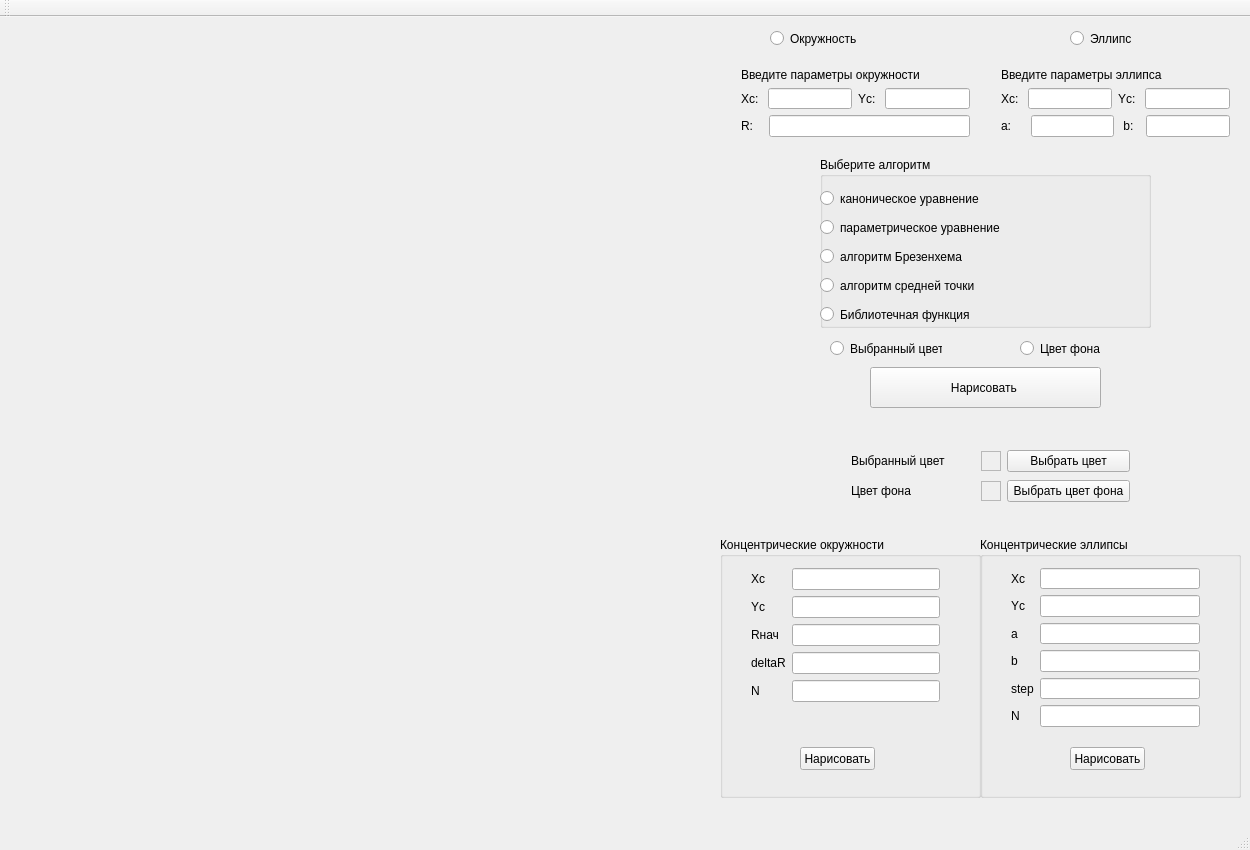
Above: grafics/graf4/mainwindow.ui from ansushina/sem4 before the change. Below: the same form after it.
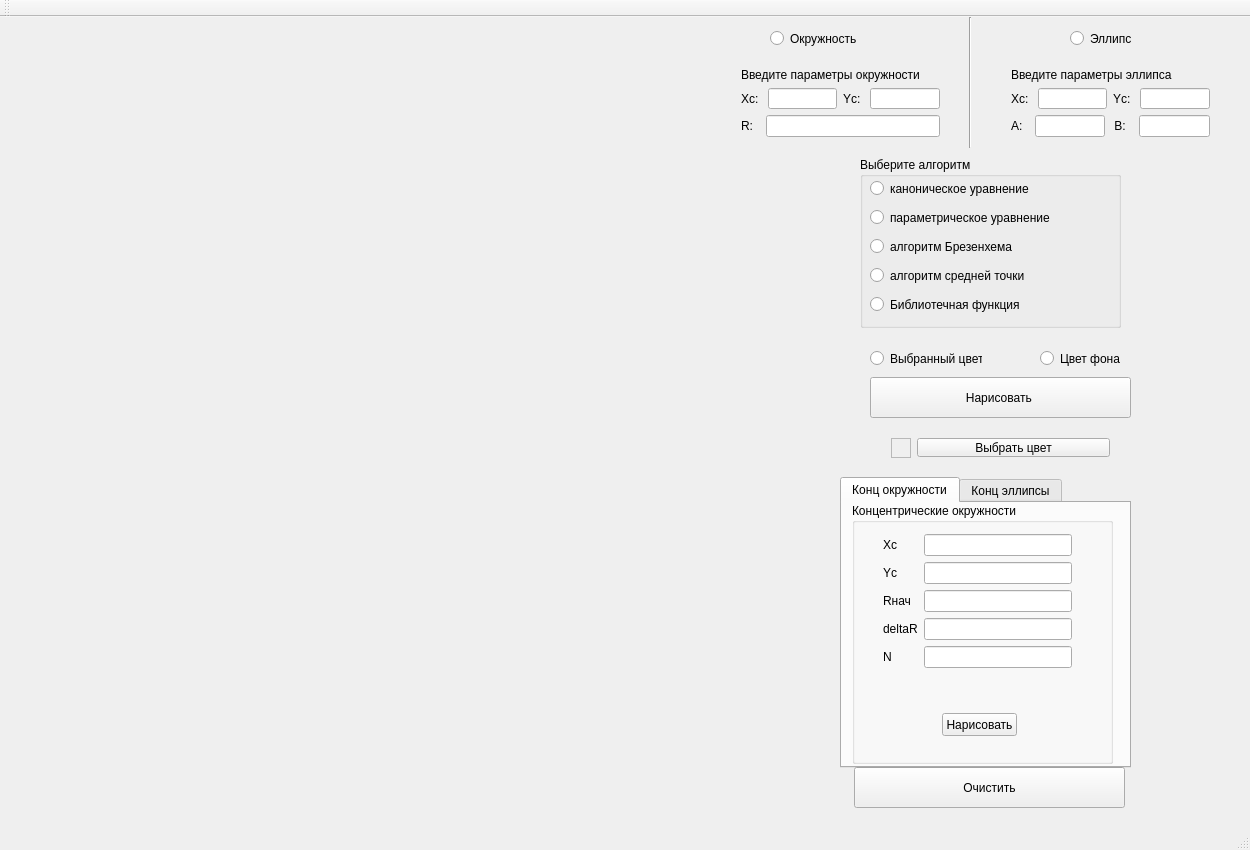
That is the form after the change. The open tabs and pages were chosen to show the change.

What changed in the file:
```diff
--- a/grafics/graf4/mainwindow.ui
+++ b/grafics/graf4/mainwindow.ui
@@ -19,7 +19,7 @@
      <rect>
       <x>730</x>
       <y>40</y>
-      <width>251</width>
+      <width>221</width>
       <height>91</height>
      </rect>
     </property>
@@ -60,7 +60,7 @@
        <item>
         <widget class="QLabel" name="label_4">
          <property name="text">
-          <string>R:   </string>
+          <string>R:  </string>
          </property>
         </widget>
        </item>
@@ -75,8 +75,8 @@
     <property name="geometry">
      <rect>
       <x>870</x>
-      <y>350</y>
-      <width>231</width>
+      <y>360</y>
+      <width>261</width>
       <height>41</height>
      </rect>
     </property>
@@ -87,9 +87,9 @@
    <widget class="QWidget" name="verticalLayoutWidget_2">
     <property name="geometry">
      <rect>
-      <x>990</x>
+      <x>1000</x>
       <y>40</y>
-      <width>251</width>
+      <width>221</width>
       <height>91</height>
      </rect>
     </property>
@@ -130,7 +130,7 @@
        <item>
         <widget class="QLabel" name="label_10">
          <property name="text">
-          <string>a:    </string>
+          <string>А:  </string>
          </property>
         </widget>
        </item>
@@ -140,7 +140,7 @@
        <item>
         <widget class="QLabel" name="label_11">
          <property name="text">
-          <string> b:  </string>
+          <string> B:  </string>
          </property>
         </widget>
        </item>
@@ -183,197 +183,11 @@
      <string notr="true">buttonGroup</string>
     </attribute>
    </widget>
-   <widget class="QGroupBox" name="groupBox">
-    <property name="geometry">
-     <rect>
-      <x>720</x>
-      <y>520</y>
-      <width>261</width>
-      <height>261</height>
-     </rect>
-    </property>
-    <property name="title">
-     <string>Концентрические окружности</string>
-    </property>
-    <widget class="QPushButton" name="pushButton">
-     <property name="geometry">
-      <rect>
-       <x>80</x>
-       <y>210</y>
-       <width>75</width>
-       <height>23</height>
-      </rect>
-     </property>
-     <property name="text">
-      <string>Нарисовать</string>
-     </property>
-    </widget>
-    <widget class="QWidget" name="formLayoutWidget">
-     <property name="geometry">
-      <rect>
-       <x>20</x>
-       <y>20</y>
-       <width>211</width>
-       <height>181</height>
-      </rect>
-     </property>
-     <layout class="QFormLayout" name="formLayout">
-      <item row="0" column="0">
-       <widget class="QLabel" name="label_6">
-        <property name="text">
-         <string>Xc</string>
-        </property>
-       </widget>
-      </item>
-      <item row="0" column="1">
-       <widget class="QLineEdit" name="xc_s"/>
-      </item>
-      <item row="1" column="1">
-       <widget class="QLineEdit" name="yc_s"/>
-      </item>
-      <item row="1" column="0">
-       <widget class="QLabel" name="label_12">
-        <property name="text">
-         <string>Yc</string>
-        </property>
-       </widget>
-      </item>
-      <item row="2" column="1">
-       <widget class="QLineEdit" name="rn_s"/>
-      </item>
-      <item row="2" column="0">
-       <widget class="QLabel" name="label_13">
-        <property name="text">
-         <string>Rнач</string>
-        </property>
-       </widget>
-      </item>
-      <item row="3" column="1">
-       <widget class="QLineEdit" name="dr_s"/>
-      </item>
-      <item row="3" column="0">
-       <widget class="QLabel" name="label_14">
-        <property name="text">
-         <string>deltaR</string>
-        </property>
-       </widget>
-      </item>
-      <item row="4" column="1">
-       <widget class="QLineEdit" name="n_s"/>
-      </item>
-      <item row="4" column="0">
-       <widget class="QLabel" name="label_15">
-        <property name="text">
-         <string>N</string>
-        </property>
-       </widget>
-      </item>
-     </layout>
-    </widget>
-   </widget>
-   <widget class="QGroupBox" name="groupBox_2">
-    <property name="geometry">
-     <rect>
-      <x>980</x>
-      <y>520</y>
-      <width>261</width>
-      <height>261</height>
-     </rect>
-    </property>
-    <property name="title">
-     <string>Концентрические эллипсы</string>
-    </property>
-    <widget class="QPushButton" name="pushButton_2">
-     <property name="geometry">
-      <rect>
-       <x>90</x>
-       <y>210</y>
-       <width>75</width>
-       <height>23</height>
-      </rect>
-     </property>
-     <property name="text">
-      <string>Нарисовать</string>
-     </property>
-    </widget>
-    <widget class="QWidget" name="formLayoutWidget_2">
-     <property name="geometry">
-      <rect>
-       <x>20</x>
-       <y>20</y>
-       <width>211</width>
-       <height>181</height>
-      </rect>
-     </property>
-     <layout class="QFormLayout" name="formLayout_2">
-      <item row="1" column="1">
-       <widget class="QLineEdit" name="xe_s"/>
-      </item>
-      <item row="3" column="1">
-       <widget class="QLineEdit" name="ye_s"/>
-      </item>
-      <item row="4" column="1">
-       <widget class="QLineEdit" name="a_s"/>
-      </item>
-      <item row="5" column="1">
-       <widget class="QLineEdit" name="b_s"/>
-      </item>
-      <item row="6" column="1">
-       <widget class="QLineEdit" name="step_s"/>
-      </item>
-      <item row="7" column="1">
-       <widget class="QLineEdit" name="ne_s"/>
-      </item>
-      <item row="4" column="0">
-       <widget class="QLabel" name="label_5">
-        <property name="text">
-         <string>a</string>
-        </property>
-       </widget>
-      </item>
-      <item row="5" column="0">
-       <widget class="QLabel" name="label_20">
-        <property name="text">
-         <string>b</string>
-        </property>
-       </widget>
-      </item>
-      <item row="6" column="0">
-       <widget class="QLabel" name="label_21">
-        <property name="text">
-         <string>step</string>
-        </property>
-       </widget>
-      </item>
-      <item row="7" column="0">
-       <widget class="QLabel" name="label_22">
-        <property name="text">
-         <string>N</string>
-        </property>
-       </widget>
-      </item>
-      <item row="3" column="0">
-       <widget class="QLabel" name="label_16">
-        <property name="text">
-         <string>Yc</string>
-        </property>
-       </widget>
-      </item>
-      <item row="1" column="0">
-       <widget class="QLabel" name="label_17">
-        <property name="text">
-         <string>Xc</string>
-        </property>
-       </widget>
-      </item>
-     </layout>
-    </widget>
-   </widget>
    <widget class="QRadioButton" name="radioButton_norm">
     <property name="geometry">
      <rect>
-      <x>830</x>
-      <y>320</y>
+      <x>870</x>
+      <y>330</y>
       <width>112</width>
       <height>23</height>
      </rect>
@@ -388,8 +202,8 @@
    <widget class="QRadioButton" name="radioButton_fon">
     <property name="geometry">
      <rect>
-      <x>1020</x>
-      <y>320</y>
+      <x>1040</x>
+      <y>330</y>
       <width>112</width>
       <height>23</height>
      </rect>
@@ -404,28 +218,14 @@
    <widget class="QWidget" name="gridLayoutWidget">
     <property name="geometry">
      <rect>
-      <x>840</x>
-      <y>420</y>
-      <width>301</width>
-      <height>80</height>
+      <x>880</x>
+      <y>410</y>
+      <width>241</width>
+      <height>41</height>
      </rect>
     </property>
     <layout class="QGridLayout" name="gridLayout">
-     <item row="0" column="2">
-      <widget class="QPushButton" name="color_button">
-       <property name="text">
-        <string>Выбрать цвет</string>
-       </property>
-      </widget>
-     </item>
      <item row="0" column="0">
-      <widget class="QLabel" name="label_18">
-       <property name="text">
-        <string>Выбранный цвет</string>
-       </property>
-      </widget>
-     </item>
-     <item row="0" column="1">
       <widget class="QFrame" name="frame">
        <property name="enabled">
         <bool>true</bool>
@@ -456,39 +256,10 @@
        </property>
       </widget>
      </item>
-     <item row="1" column="0">
-      <widget class="QLabel" name="label_19">
+     <item row="0" column="1">
+      <widget class="QPushButton" name="color_button">
        <property name="text">
-        <string>Цвет фона</string>
-       </property>
-      </widget>
-     </item>
-     <item row="1" column="1">
-      <widget class="QFrame" name="frame_3">
-       <property name="minimumSize">
-        <size>
-         <width>20</width>
-         <height>20</height>
-        </size>
-       </property>
-       <property name="maximumSize">
-        <size>
-         <width>20</width>
-         <height>20</height>
-        </size>
-       </property>
-       <property name="frameShape">
-        <enum>QFrame::StyledPanel</enum>
-       </property>
-       <property name="frameShadow">
-        <enum>QFrame::Raised</enum>
-       </property>
-      </widget>
-     </item>
-     <item row="1" column="2">
-      <widget class="QPushButton" name="color_fon_button_2">
-       <property name="text">
-        <string>Выбрать цвет фона</string>
+        <string>Выбрать цвет</string>
        </property>
       </widget>
      </item>
@@ -510,9 +281,9 @@
    <widget class="QGroupBox" name="groupBox_3">
     <property name="geometry">
      <rect>
-      <x>820</x>
+      <x>860</x>
       <y>140</y>
-      <width>331</width>
+      <width>261</width>
       <height>171</height>
      </rect>
     </property>
@@ -522,8 +293,8 @@
     <widget class="QRadioButton" name="radioButton">
      <property name="geometry">
       <rect>
-       <x>0</x>
-       <y>30</y>
+       <x>10</x>
+       <y>20</y>
        <width>264</width>
        <height>23</height>
       </rect>
@@ -538,8 +309,8 @@
     <widget class="QRadioButton" name="radioButton_3">
      <property name="geometry">
       <rect>
-       <x>0</x>
-       <y>88</y>
+       <x>10</x>
+       <y>78</y>
        <width>264</width>
        <height>23</height>
       </rect>
@@ -554,8 +325,8 @@
     <widget class="QRadioButton" name="radioButton_2">
      <property name="geometry">
       <rect>
-       <x>0</x>
-       <y>59</y>
+       <x>10</x>
+       <y>49</y>
        <width>264</width>
        <height>23</height>
       </rect>
@@ -570,8 +341,8 @@
     <widget class="QRadioButton" name="radioButton_5">
      <property name="geometry">
       <rect>
-       <x>0</x>
-       <y>146</y>
+       <x>10</x>
+       <y>136</y>
        <width>264</width>
        <height>23</height>
       </rect>
@@ -586,8 +357,8 @@
     <widget class="QRadioButton" name="radioButton_4">
      <property name="geometry">
       <rect>
-       <x>0</x>
-       <y>117</y>
+       <x>10</x>
+       <y>107</y>
        <width>264</width>
        <height>23</height>
       </rect>
@@ -600,6 +371,241 @@
      </attribute>
     </widget>
    </widget>
+   <widget class="Line" name="line">
+    <property name="geometry">
+     <rect>
+      <x>960</x>
+      <y>0</y>
+      <width>20</width>
+      <height>131</height>
+     </rect>
+    </property>
+    <property name="orientation">
+     <enum>Qt::Vertical</enum>
+    </property>
+   </widget>
+   <widget class="QPushButton" name="pushButton_3">
+    <property name="geometry">
+     <rect>
+      <x>854</x>
+      <y>750</y>
+      <width>271</width>
+      <height>41</height>
+     </rect>
+    </property>
+    <property name="text">
+     <string>Очистить</string>
+    </property>
+   </widget>
+   <widget class="QTabWidget" name="tabWidget">
+    <property name="geometry">
+     <rect>
+      <x>840</x>
+      <y>460</y>
+      <width>291</width>
+      <height>291</height>
+     </rect>
+    </property>
+    <property name="currentIndex">
+     <number>1</number>
+    </property>
+    <widget class="QWidget" name="tab">
+     <attribute name="title">
+      <string>Конц окружности</string>
+     </attribute>
+     <widget class="QGroupBox" name="groupBox">
+      <property name="geometry">
+       <rect>
+        <x>10</x>
+        <y>0</y>
+        <width>261</width>
+        <height>261</height>
+       </rect>
+      </property>
+      <property name="title">
+       <string>Концентрические окружности</string>
+      </property>
+      <widget class="QPushButton" name="pushButton">
+       <property name="geometry">
+        <rect>
+         <x>90</x>
+         <y>210</y>
+         <width>75</width>
+         <height>23</height>
+        </rect>
+       </property>
+       <property name="text">
+        <string>Нарисовать</string>
+       </property>
+      </widget>
+      <widget class="QWidget" name="formLayoutWidget">
+       <property name="geometry">
+        <rect>
+         <x>20</x>
+         <y>20</y>
+         <width>211</width>
+         <height>181</height>
+        </rect>
+       </property>
+       <layout class="QFormLayout" name="formLayout">
+        <item row="0" column="0">
+         <widget class="QLabel" name="label_6">
+          <property name="text">
+           <string>Xc</string>
+          </property>
+         </widget>
+        </item>
+        <item row="0" column="1">
+         <widget class="QLineEdit" name="xc_s"/>
+        </item>
+        <item row="1" column="0">
+         <widget class="QLabel" name="label_12">
+          <property name="text">
+           <string>Yc</string>
+          </property>
+         </widget>
+        </item>
+        <item row="1" column="1">
+         <widget class="QLineEdit" name="yc_s"/>
+        </item>
+        <item row="2" column="0">
+         <widget class="QLabel" name="label_13">
+          <property name="text">
+           <string>Rнач</string>
+          </property>
+         </widget>
+        </item>
+        <item row="2" column="1">
+         <widget class="QLineEdit" name="rn_s"/>
+        </item>
+        <item row="3" column="0">
+         <widget class="QLabel" name="label_14">
+          <property name="text">
+           <string>deltaR</string>
+          </property>
+         </widget>
+        </item>
+        <item row="3" column="1">
+         <widget class="QLineEdit" name="dr_s"/>
+        </item>
+        <item row="4" column="0">
+         <widget class="QLabel" name="label_15">
+          <property name="text">
+           <string>N</string>
+          </property>
+         </widget>
+        </item>
+        <item row="4" column="1">
+         <widget class="QLineEdit" name="n_s"/>
+        </item>
+       </layout>
+      </widget>
+     </widget>
+    </widget>
+    <widget class="QWidget" name="tab_2">
+     <attribute name="title">
+      <string>Конц эллипсы</string>
+     </attribute>
+     <widget class="QGroupBox" name="groupBox_2">
+      <property name="geometry">
+       <rect>
+        <x>10</x>
+        <y>0</y>
+        <width>261</width>
+        <height>261</height>
+       </rect>
+      </property>
+      <property name="title">
+       <string>Концентрические эллипсы</string>
+      </property>
+      <widget class="QPushButton" name="pushButton_2">
+       <property name="geometry">
+        <rect>
+         <x>90</x>
+         <y>210</y>
+         <width>75</width>
+         <height>23</height>
+        </rect>
+       </property>
+       <property name="text">
+        <string>Нарисовать</string>
+       </property>
+      </widget>
+      <widget class="QWidget" name="formLayoutWidget_2">
+       <property name="geometry">
+        <rect>
+         <x>20</x>
+         <y>20</y>
+         <width>211</width>
+         <height>181</height>
+        </rect>
+       </property>
+       <layout class="QFormLayout" name="formLayout_2">
+        <item row="1" column="1">
+         <widget class="QLineEdit" name="xe_s"/>
+        </item>
+        <item row="3" column="1">
+         <widget class="QLineEdit" name="ye_s"/>
+        </item>
+        <item row="4" column="1">
+         <widget class="QLineEdit" name="a_s"/>
+        </item>
+        <item row="5" column="1">
+         <widget class="QLineEdit" name="b_s"/>
+        </item>
+        <item row="6" column="1">
+         <widget class="QLineEdit" name="step_s"/>
+        </item>
+        <item row="7" column="1">
+         <widget class="QLineEdit" name="ne_s"/>
+        </item>
+        <item row="4" column="0">
+         <widget class="QLabel" name="label_5">
+          <property name="text">
+           <string>a</string>
+          </property>
+         </widget>
+        </item>
+        <item row="5" column="0">
+         <widget class="QLabel" name="label_20">
+          <property name="text">
+           <string>b</string>
+          </property>
+         </widget>
+        </item>
+        <item row="6" column="0">
+         <widget class="QLabel" name="label_21">
+          <property name="text">
+           <string>step</string>
+          </property>
+         </widget>
+        </item>
+        <item row="7" column="0">
+         <widget class="QLabel" name="label_22">
+          <property name="text">
+           <string>N</string>
+          </property>
+         </widget>
+        </item>
+        <item row="3" column="0">
+         <widget class="QLabel" name="label_16">
+          <property name="text">
+           <string>Yc</string>
+          </property>
+         </widget>
+        </item>
+        <item row="1" column="0">
+         <widget class="QLabel" name="label_17">
+          <property name="text">
+           <string>Xc</string>
+          </property>
+         </widget>
+        </item>
+       </layout>
+      </widget>
+     </widget>
+    </widget>
+   </widget>
   </widget>
   <widget class="QMenuBar" name="menuBar">
    <property name="geometry">
```
Left out of the diff: 4 changed lines with no effect on the pictures.
